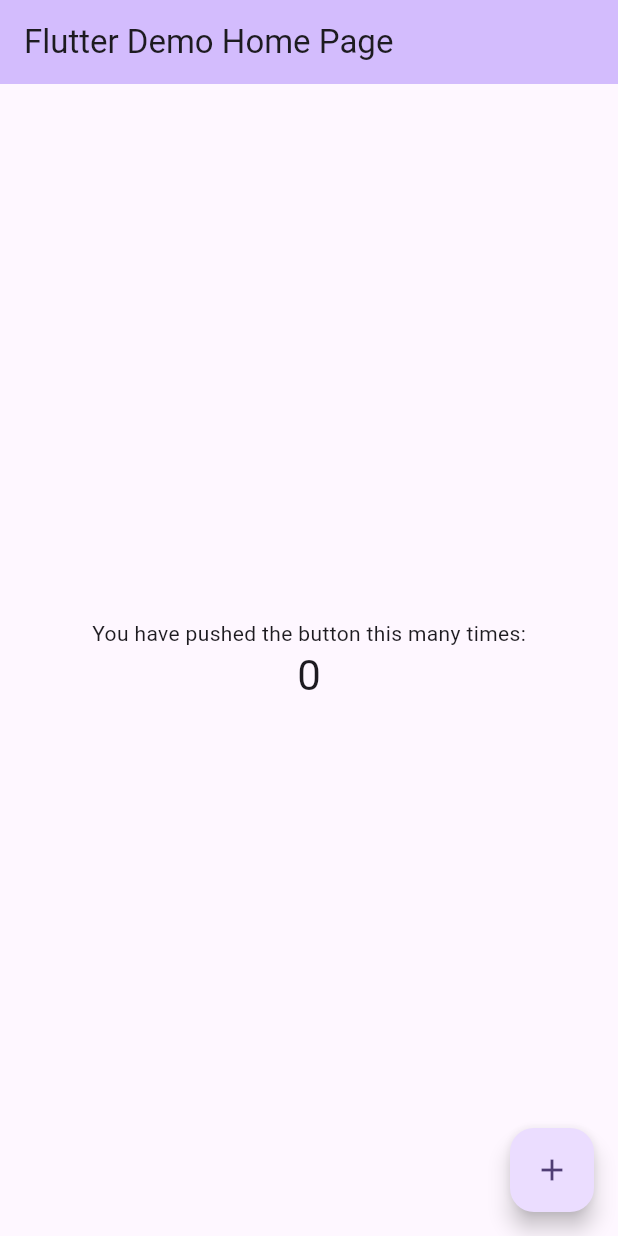
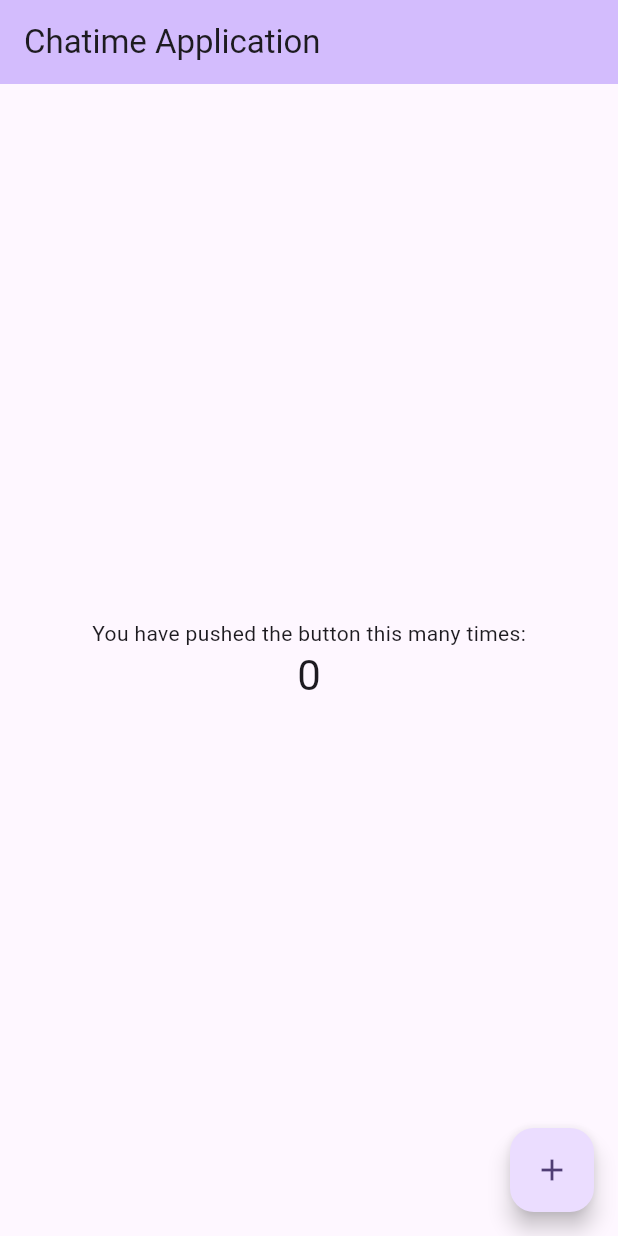
Before and after one commit to lambich/ChatimeApp, a Flutter app: the screen it shows after launch, on a phone screen of 412 x 824 dp. Run offline on Flutter 3.47's test engine with Material 2 defaults, Android fonts, the phone set to English and light mode, and no system bars.

Commit message:
change title name

```diff
--- a/lib/main.dart
+++ b/lib/main.dart
@@ -31,7 +31,7 @@ class MyApp extends StatelessWidget {
         colorScheme: ColorScheme.fromSeed(seedColor: Colors.deepPurple),
         useMaterial3: true,
       ),
-      home: const MyHomePage(title: 'Flutter Demo Home Page'),
+      home: const MyHomePage(title: 'Chatime Application'),
     );
   }
 }
```
